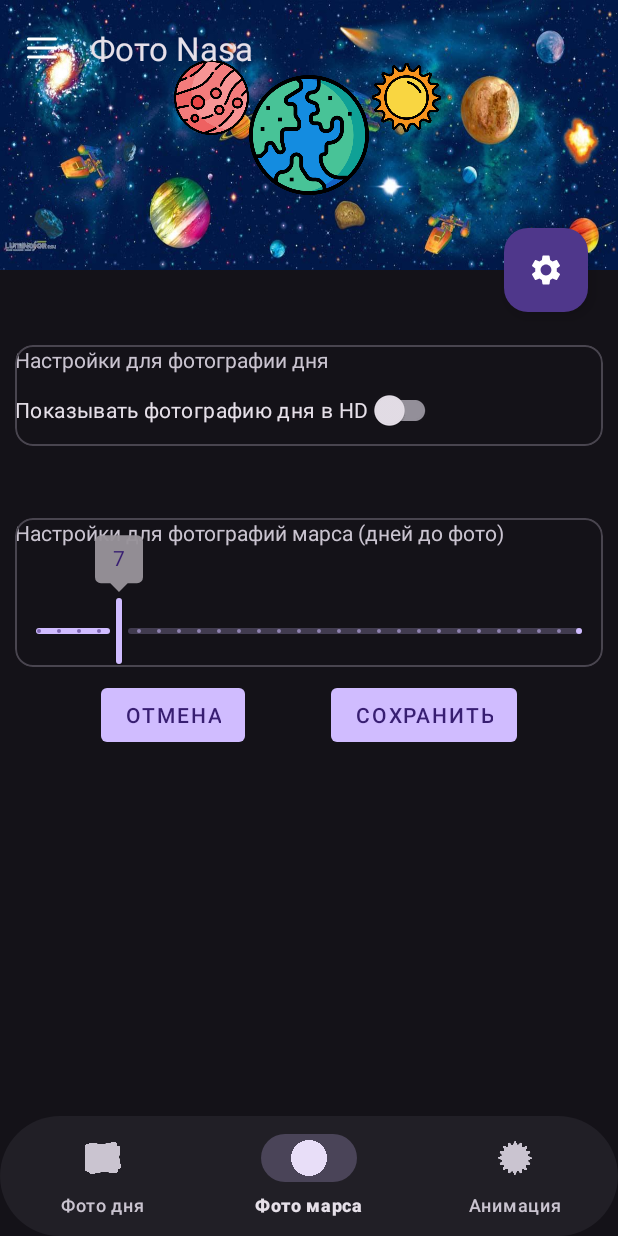
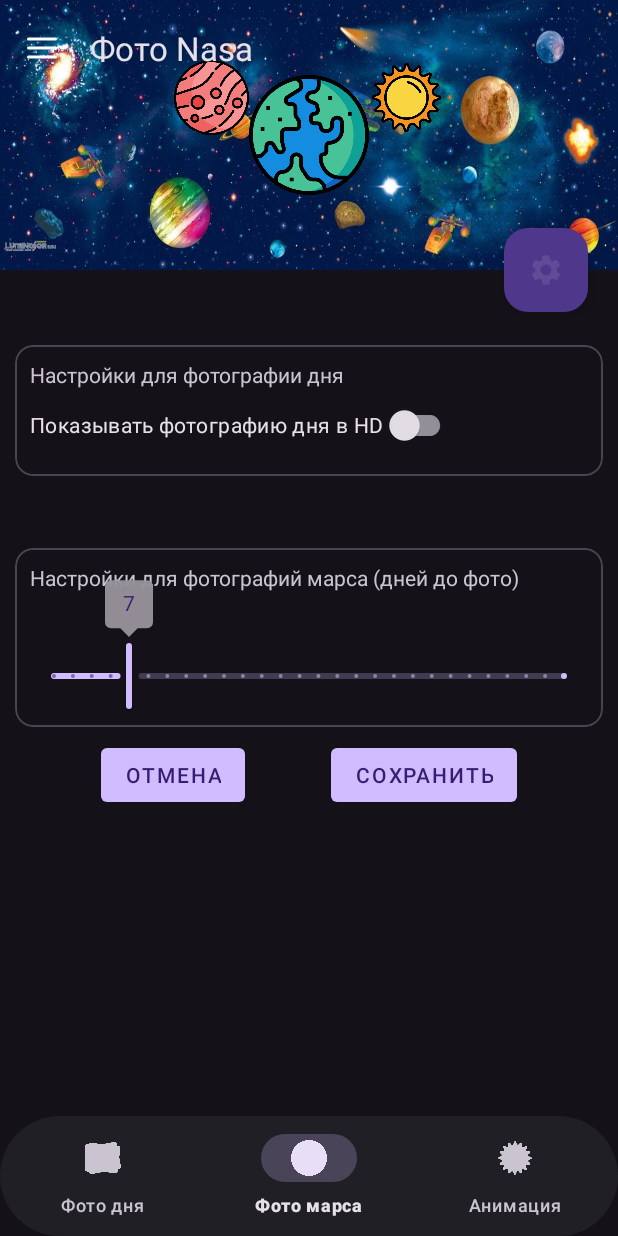
Before and after one commit to VladJT/GBNasaApp, an Android app: the screen it shows after launch (MainActivity), after a tap on an icon or button, on a phone screen of 412 x 824 dp. Run offline under Robolectric (Android 15) with nearby library versions, the phone set to English and light mode, and no system bars; pictures from the network do not load; 1 statement that could not run was skipped.

```diff
--- a/app/src/main/java/jt/projects/gbnasaapp/MainActivity.kt
+++ b/app/src/main/java/jt/projects/gbnasaapp/MainActivity.kt
@@ -3,6 +3,7 @@ package jt.projects.gbnasaapp
 import android.animation.ObjectAnimator
 import android.os.Bundle
 import android.view.MenuItem
+import android.view.View
 import android.widget.Toast
 import androidx.appcompat.app.AppCompatActivity
 import androidx.core.content.ContextCompat
@@ -42,7 +43,9 @@ class MainActivity : AppCompatActivity() {
         initLogoListener()
 
         binding.fabTop.setOnClickListener {
-            ObjectAnimator.ofFloat(binding.fabTopImageview, "rotation", 0f, 360f).start()
+            ObjectAnimator.ofFloat(binding.fabTopImageview, View.ROTATION, 0f, 360f)
+                .setDuration(500L).start()
+            binding.fabTopImageview.animate().setDuration(1000L).alpha(0.1f)
             showFragmentWithBS(SettingsFragment.newInstance(), SETTINGS_FRAGMENT_TAG)
         }
 
--- a/app/src/main/java/jt/projects/gbnasaapp/ui/common/SettingsFragment.kt
+++ b/app/src/main/java/jt/projects/gbnasaapp/ui/common/SettingsFragment.kt
@@ -1,10 +1,13 @@
 package jt.projects.gbnasaapp.ui.common
 
+import android.media.Image
 import android.os.Bundle
 import android.view.LayoutInflater
 import android.view.View
 import android.view.ViewGroup
+import android.widget.ImageView
 import androidx.fragment.app.Fragment
+import jt.projects.gbnasaapp.R
 import jt.projects.gbnasaapp.databinding.FragmentSettingsBinding
 import jt.projects.gbnasaapp.model.SharedPref
 
@@ -61,6 +64,7 @@ class SettingsFragment : Fragment() {
 
 
     override fun onDestroyView() {
+        requireActivity().findViewById<ImageView>(R.id.fab_top_imageview).animate().setDuration(1000L).alpha(1f)
         _binding = null
         super.onDestroyView()
     }
--- a/app/src/main/java/jt/projects/gbnasaapp/ui/pod/PodFragment.kt
+++ b/app/src/main/java/jt/projects/gbnasaapp/ui/pod/PodFragment.kt
@@ -115,9 +115,9 @@ class PodFragment(val localDate: LocalDate = LocalDate.now()) : Fragment() {
             addTransition(changeBounds)
         }
 
-       // TransitionManager.beginDelayedTransition(binding.podAuthorContainer, textTransition)
+        // TransitionManager.beginDelayedTransition(binding.podAuthorContainer, textTransition)
         TransitionManager.beginDelayedTransition(binding.podDescriptionContainer, textTransition)
-        TransitionManager.beginDelayedTransition(binding.imageViewPodContainer,  imageTransition)
+        TransitionManager.beginDelayedTransition(binding.imageViewPodContainer, imageTransition)
     }
 
     private fun expandImagePod() {
@@ -137,7 +137,7 @@ class PodFragment(val localDate: LocalDate = LocalDate.now()) : Fragment() {
         binding.imageViewPod.layoutParams.let { params ->
             params.height = resources.getDimensionPixelSize(R.dimen.image_height_small)
             params.width = resources.getDimensionPixelSize(R.dimen.image_width_small)
-            binding.imageViewPod.layoutParams = params
+         //   binding.imageViewPod.layoutParams = params
         }
         binding.podDescription.visibility = View.VISIBLE
         binding.podAuthor.visibility = View.VISIBLE
--- a/app/src/main/res/layout/fragment_settings.xml
+++ b/app/src/main/res/layout/fragment_settings.xml
@@ -23,6 +23,7 @@
             android:layout_marginTop="@dimen/margin_std_big">
 
             <androidx.constraintlayout.widget.ConstraintLayout
+                android:padding="@dimen/padding_std"
                 android:layout_width="match_parent"
                 android:layout_height="wrap_content"
                 android:clipToPadding="false">
@@ -56,6 +57,7 @@
             <androidx.constraintlayout.widget.ConstraintLayout
                 android:layout_width="match_parent"
                 android:layout_height="wrap_content"
+                android:padding="@dimen/padding_std"
                 android:clipToPadding="false">
 
                 <TextView
--- a/app/src/main/res/layout/mars_fragment.xml
+++ b/app/src/main/res/layout/mars_fragment.xml
@@ -10,7 +10,6 @@
         android:layout_width="match_parent"
         android:layout_height="wrap_content"
         android:stateListAnimator="@animator/toolbar_elevation"
-        android:background="@color/white"
         app:layoutManager="androidx.recyclerview.widget.LinearLayoutManager"
         app:layout_constraintStart_toStartOf="parent"
         app:layout_constraintTop_toTopOf="parent">
--- a/app/src/main/res/layout/picture_of_the_day_fragment.xml
+++ b/app/src/main/res/layout/picture_of_the_day_fragment.xml
@@ -48,12 +48,9 @@
                         android:id="@+id/pod_author"
                         android:layout_width="@dimen/image_height_small"
                         android:layout_height="wrap_content"
-                        android:background="?attr/colorSecondary"
-                        android:paddingStart="@dimen/text_view_padding_std"
-                        android:paddingEnd="@dimen/text_view_padding_std"
                         android:text="Author"
                         android:textAlignment="center"
-                        android:textColor="?attr/colorOnSecondary"
+                        android:textColor="@color/white"
                         android:textSize="@dimen/text_size_small"
                         android:visibility="gone"
                         app:layout_constraintEnd_toEndOf="parent"
```
